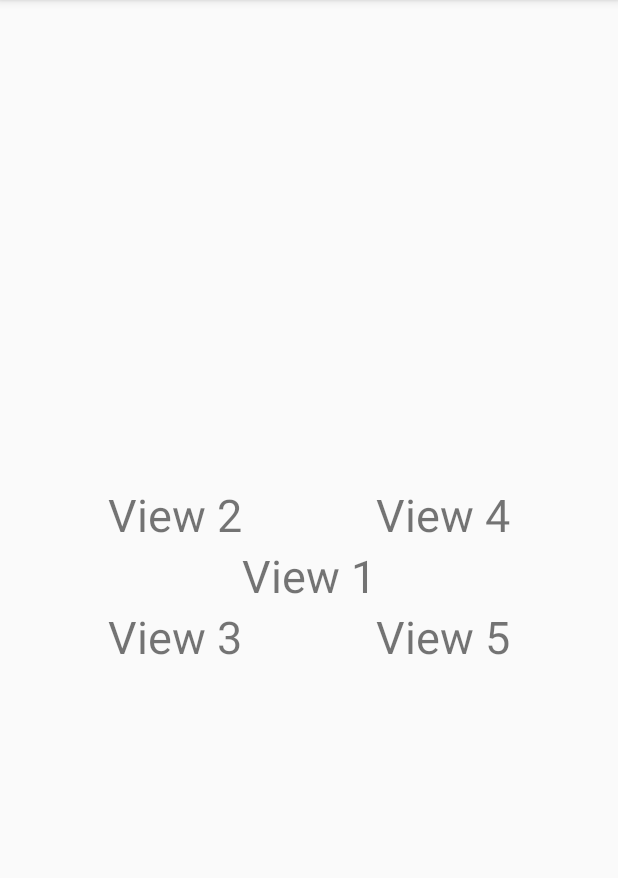
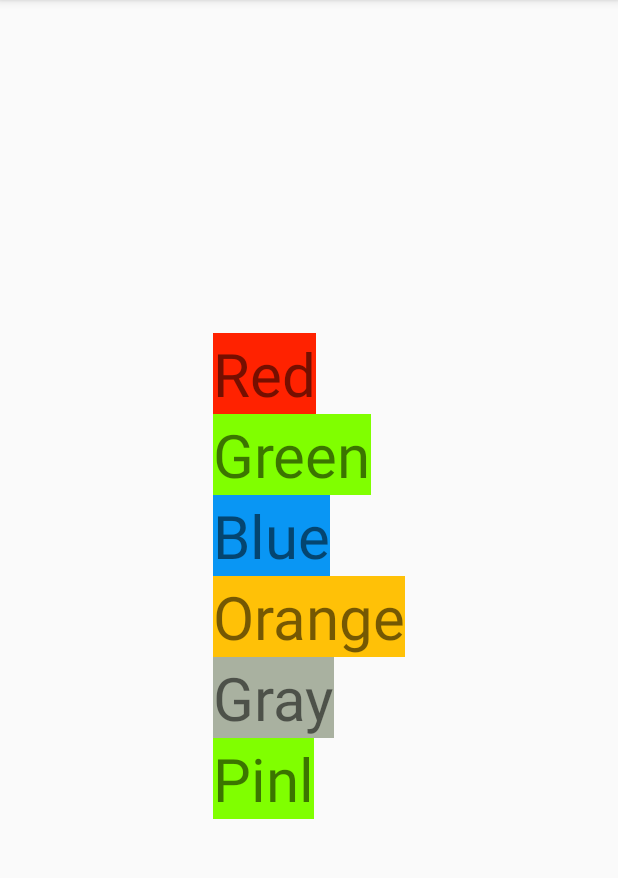
Before and after one commit to tanphat171/RelativeLayout02062020, an Android app: the screen it shows after launch (MainActivity), on a phone screen of 412 x 824 dp, the part 84-962 px from its top. Run offline under Robolectric (Android 15) with nearby library versions, the phone set to English and light mode, and no system bars.

Commit message:
Bai tap 1

```diff
--- a/app/src/main/res/layout/activity_main.xml
+++ b/app/src/main/res/layout/activity_main.xml
@@ -4,43 +4,58 @@
     xmlns:tools="http://schemas.android.com/tools"
     android:layout_width="match_parent"
     android:layout_height="match_parent"
+    android:gravity="center"
     tools:context=".MainActivity">
 
     <TextView
-        android:id="@+id/textview1"
-        android:layout_centerInParent="true"
-        android:text="View 1"
-        android:textSize="30dp"
+        android:id="@+id/textred"
+        android:text="Red"
+        android:background="#f20"
+        android:textSize="40dp"
         android:layout_width="wrap_content"
         android:layout_height="wrap_content"/>
     <TextView
-        android:layout_above="@id/textview1"
-        android:layout_toStartOf="@id/textview1"
-        android:text="View 2"
-        android:textSize="30dp"
+        android:id="@+id/textgreend"
+        android:layout_below="@id/textred"
+        android:text="Green"
+        android:background="#80FF00"
+        android:textSize="40dp"
         android:layout_width="wrap_content"
         android:layout_height="wrap_content"/>
     <TextView
-        android:layout_below="@id/textview1"
-        android:layout_toStartOf="@id/textview1"
-        android:text="View 3"
-        android:textSize="30dp"
+        android:id="@+id/textblue"
+        android:layout_below="@id/textgreend"
+        android:text="Blue"
+        android:background="#0996F4"
+        android:textSize="40dp"
         android:layout_width="wrap_content"
         android:layout_height="wrap_content"/>
     <TextView
-        android:layout_above="@id/textview1"
-        android:layout_toEndOf="@id/textview1"
-        android:text="View 4"
-        android:textSize="30dp"
+        android:id="@+id/textorange"
+        android:layout_below="@id/textblue"
+        android:text="Orange"
+        android:background="#FFC107"
+        android:textSize="40dp"
         android:layout_width="wrap_content"
         android:layout_height="wrap_content"/>
     <TextView
-        android:layout_below="@id/textview1"
-        android:layout_toEndOf="@id/textview1"
-        android:text="View 5"
-        android:textSize="30dp"
+        android:id="@+id/textgray"
+        android:layout_below="@id/textorange"
+        android:text="Gray"
+        android:background="#A9B1A0"
+        android:textSize="40dp"
+        android:layout_width="wrap_content"
+        android:layout_height="wrap_content"/>
+    <TextView
+        android:id="@+id/textpink"
+        android:layout_below="@id/textgray"
+        android:text="Pinl"
+        android:background="#80FF00"
+        android:textSize="40dp"
         android:layout_width="wrap_content"
         android:layout_height="wrap_content"/>
 
 
+
+
 </RelativeLayout>
```
